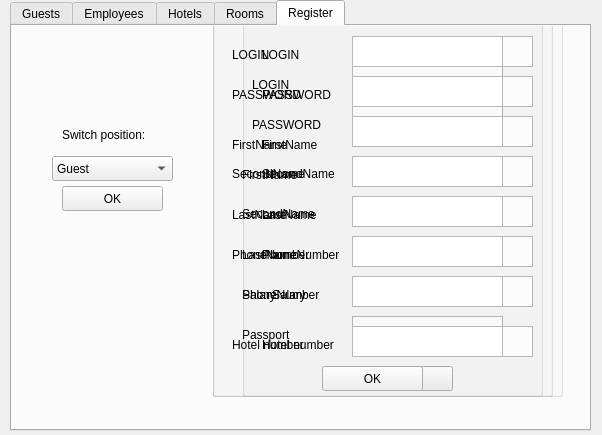
The window that client/AdminView.ui (ZpmPower/Hotel_Network) describes before a commit, drawn with Qt 5.
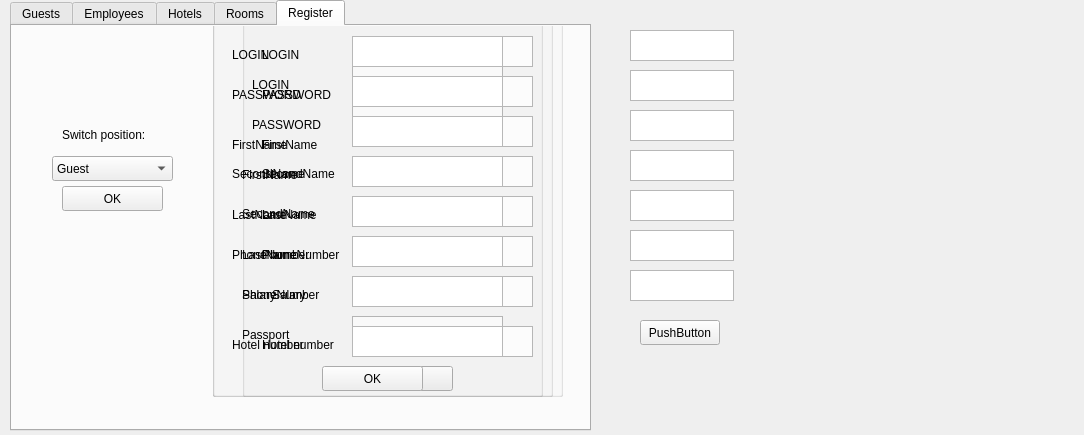
The same window after the commit. The open tabs and pages were chosen to show the change.

Commit message: Manager add,edit,get employees

Diff of the .ui file:
```diff
--- a/client/AdminView.ui
+++ b/client/AdminView.ui
@@ -6,7 +6,7 @@
    <rect>
     <x>0</x>
     <y>0</y>
-    <width>602</width>
+    <width>1084</width>
     <height>435</height>
    </rect>
   </property>
@@ -854,6 +854,89 @@
     <zorder>groupBox_3</zorder>
    </widget>
   </widget>
+  <widget class="QPlainTextEdit" name="plainTextEdit">
+   <property name="geometry">
+    <rect>
+     <x>630</x>
+     <y>30</y>
+     <width>104</width>
+     <height>31</height>
+    </rect>
+   </property>
+  </widget>
+  <widget class="QPlainTextEdit" name="plainTextEdit_2">
+   <property name="geometry">
+    <rect>
+     <x>630</x>
+     <y>70</y>
+     <width>104</width>
+     <height>31</height>
+    </rect>
+   </property>
+  </widget>
+  <widget class="QPlainTextEdit" name="plainTextEdit_3">
+   <property name="geometry">
+    <rect>
+     <x>630</x>
+     <y>110</y>
+     <width>104</width>
+     <height>31</height>
+    </rect>
+   </property>
+  </widget>
+  <widget class="QPlainTextEdit" name="plainTextEdit_4">
+   <property name="geometry">
+    <rect>
+     <x>630</x>
+     <y>150</y>
+     <width>104</width>
+     <height>31</height>
+    </rect>
+   </property>
+  </widget>
+  <widget class="QPlainTextEdit" name="plainTextEdit_5">
+   <property name="geometry">
+    <rect>
+     <x>630</x>
+     <y>190</y>
+     <width>104</width>
+     <height>31</height>
+    </rect>
+   </property>
+  </widget>
+  <widget class="QPlainTextEdit" name="plainTextEdit_6">
+   <property name="geometry">
+    <rect>
+     <x>630</x>
+     <y>230</y>
+     <width>104</width>
+     <height>31</height>
+    </rect>
+   </property>
+  </widget>
+  <widget class="QPlainTextEdit" name="plainTextEdit_7">
+   <property name="geometry">
+    <rect>
+     <x>630</x>
+     <y>270</y>
+     <width>104</width>
+     <height>31</height>
+    </rect>
+   </property>
+  </widget>
+  <widget class="QPushButton" name="pushButton">
+   <property name="geometry">
+    <rect>
+     <x>640</x>
+     <y>320</y>
+     <width>80</width>
+     <height>25</height>
+    </rect>
+   </property>
+   <property name="text">
+    <string>PushButton</string>
+   </property>
+  </widget>
  </widget>
  <resources/>
  <connections/>
```
Left out of the diff: 2 changed lines with no effect on the pictures. The commit also changes 22 other files.
